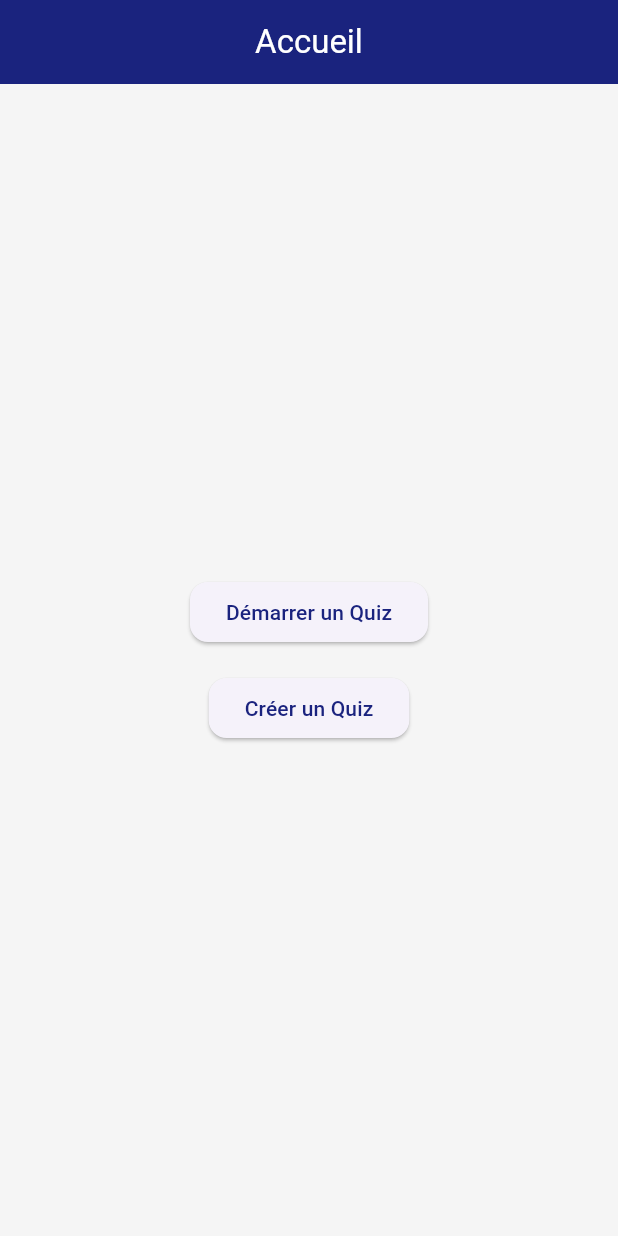
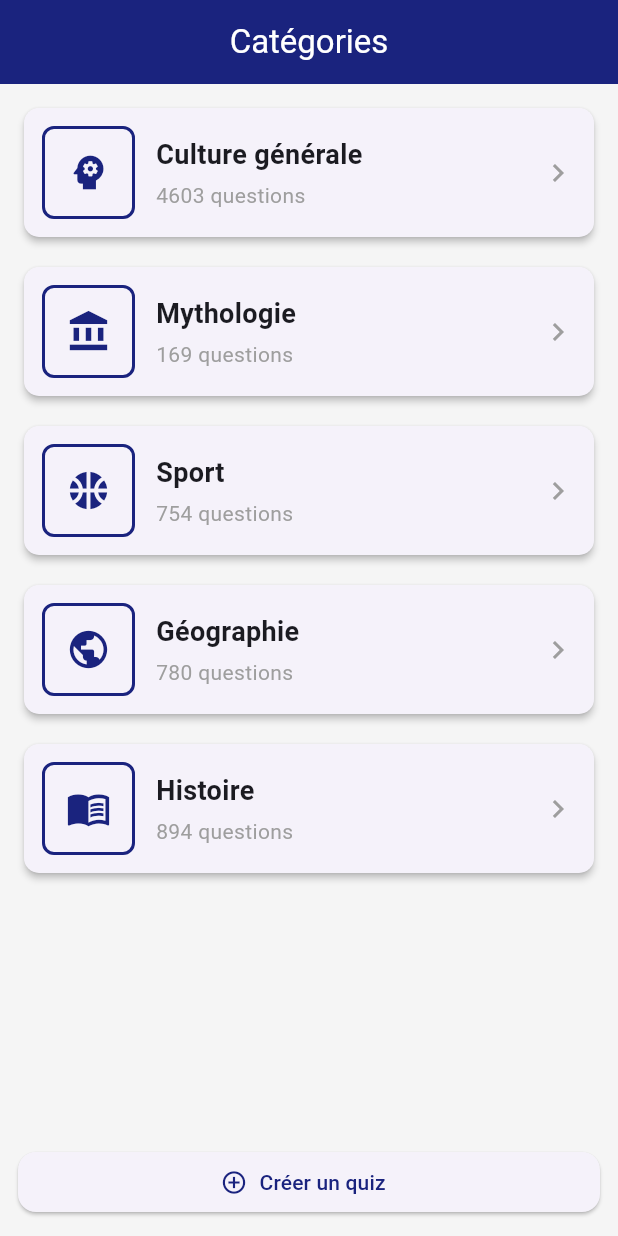
Before and after one commit to sallma123/quiz-flutter, a Flutter app: the HomePage screen opened by its route, on a phone screen of 412 x 824 dp. Run offline on Flutter 3.47's test engine with Material 3 defaults, Android fonts, the light colour scheme and no system bars; our stand-ins replace flutter_riverpod, flutter_secure_storage, go_router, hive, hive_flutter; accounts and stored records are empty.

Commit message:
quiz par catégorie

```diff
--- a/lib/core/app_router.dart
+++ b/lib/core/app_router.dart
@@ -1,14 +1,21 @@
 // lib/core/app_router.dart
+import 'package:flutter/material.dart';
 import 'package:go_router/go_router.dart';
-import 'package:flutter/material.dart';
+
+// Routes & pages utilisées
+import '../features/home/create_quiz_page.dart';
+import '../features/home/quiz_page.dart';
 import 'constants.dart';
 import '../features/auth/login_page.dart';
 import '../features/auth/signup_page.dart';
 import '../features/home/home_page.dart';
-import '../features/navigation/main_navigation.dart'; // <-- Assure-toi que ce fichier existe
+import '../features/navigation/main_navigation.dart';
 
 final router = GoRouter(
   initialLocation: AppRoutes.splash,
+  errorBuilder: (context, state) => const Scaffold(
+    body: Center(child: Text('Page introuvable')),
+  ),
   routes: [
     GoRoute(
       path: AppRoutes.splash,
@@ -22,23 +29,35 @@ final router = GoRouter(
       path: AppRoutes.signup,
       builder: (context, state) => const SignupPage(),
     ),
-    // Route principale qui contient la BottomNavigationBar
     GoRoute(
       path: AppRoutes.main,
       builder: (context, state) => const MainNavigationPage(),
     ),
-    // Optionnel : garder home route si tu as besoin d'un accès direct
     GoRoute(
       path: AppRoutes.home,
       builder: (context, state) => const HomePage(),
     ),
+
+    // Route /quiz : on parse state.location pour être compatible toutes versions
+   GoRoute(
+      path: AppRoutes.quiz,
+      builder: (context, state) {
+        final uri = Uri.parse(state.location);
+        final id = uri.queryParameters['id'] ?? '';
+        final title = uri.queryParameters['title'] ?? 'Quiz';
+        return QuizPage(categoryId: id, title: title);
+      },
+    ),
+
+    GoRoute(
+      path: AppRoutes.createQuiz,
+      builder: (context, state) => const CreateQuizPage(),
+    ),
   ],
 );
 
-/// SplashScreen sécurisé : utiliser initState + vérification `mounted`
 class SplashScreen extends StatefulWidget {
   const SplashScreen({super.key});
-
   @override
   State<SplashScreen> createState() => _SplashScreenState();
 }
@@ -47,19 +66,14 @@ class _SplashScreenState extends State<SplashScreen> {
   @override
   void initState() {
     super.initState();
-    // Délai court puis redirection. Toujours vérifier mounted avant d'utiliser context.
     Future.delayed(const Duration(milliseconds: 800)).then((_) {
       if (!mounted) return;
-      // Par défaut on envoie vers la page de login.
-      // Plus tard tu pourras vérifier l'état d'auth et aller vers AppRoutes.main si connecté.
       context.go(AppRoutes.login);
     });
   }
 
   @override
   Widget build(BuildContext context) {
-    return const Scaffold(
-      body: Center(child: CircularProgressIndicator()),
-    );
+    return const Scaffold(body: Center(child: CircularProgressIndicator()));
   }
 }
--- a/lib/core/constants.dart
+++ b/lib/core/constants.dart
@@ -8,5 +8,6 @@ class AppRoutes {
   static const String createQuiz = '/home/create-quiz';
   static const String profile = '/home/profile';
   static const String history = '/home/history';
+  static const String quiz = '/quiz';
 
 }
--- a/lib/features/home/home_page.dart
+++ b/lib/features/home/home_page.dart
@@ -5,24 +5,110 @@ import '../../core/constants.dart';
 class HomePage extends StatelessWidget {
   const HomePage({Key? key}) : super(key: key);
 
+  final List<Map<String, dynamic>> categories = const [
+    {
+      'id': 'gen',
+      'title': 'Culture générale',
+      'icon': Icons.psychology,
+      'count': 4603,
+    },
+    {
+      'id': 'myth',
+      'title': 'Mythologie',
+      'icon': Icons.account_balance,
+      'count': 169,
+    },
+    {
+      'id': 'sport',
+      'title': 'Sport',
+      'icon': Icons.sports_basketball,
+      'count': 754,
+    },
+    {
+      'id': 'geo',
+      'title': 'Géographie',
+      'icon': Icons.public,
+      'count': 780,
+    },
+    {
+      'id': 'his',
+      'title': 'Histoire',
+      'icon': Icons.menu_book,
+      'count': 894,
+    },
+  ];
+
   @override
   Widget build(BuildContext context) {
     return Scaffold(
-      appBar: AppBar(
-        title: const Text('Accueil'),
-      ),
-      body: Center(
+      appBar: AppBar(title: const Text("Catégories")),
+      body: Padding(
+        padding: const EdgeInsets.all(12),
         child: Column(
-          mainAxisSize: MainAxisSize.min,
           children: [
-            ElevatedButton(
-              onPressed: () => context.go(AppRoutes.startQuiz),
-              child: const Text('Démarrer un Quiz'),
+            Expanded(
+              child: ListView.separated(
+                itemCount: categories.length,
+                separatorBuilder: (_, __) => const SizedBox(height: 12),
+                itemBuilder: (context, index) {
+                  final cat = categories[index];
+
+                  return GestureDetector(
+                    onTap: () {
+                      context.go("${AppRoutes.quiz}?id=${cat['id']}&title=${Uri.encodeComponent(cat['title'])}");
+                    },
+                    child: Card(
+                      shape: RoundedRectangleBorder(borderRadius: BorderRadius.circular(10)),
+                      elevation: 2,
+                      child: Container(
+                        padding: const EdgeInsets.all(12),
+                        child: Row(
+                          children: [
+                            Container(
+                              padding: const EdgeInsets.all(14),
+                              decoration: BoxDecoration(
+                                borderRadius: BorderRadius.circular(8),
+                                border: Border.all(
+                                  color: Theme.of(context).colorScheme.primary,
+                                  width: 2,
+                                ),
+                              ),
+                              child: Icon(cat['icon'], color: Theme.of(context).colorScheme.primary, size: 30),
+                            ),
+                            const SizedBox(width: 14),
+                            Expanded(
+                              child: Column(
+                                crossAxisAlignment: CrossAxisAlignment.start,
+                                children: [
+                                  Text(cat['title'], style: const TextStyle(fontSize: 18, fontWeight: FontWeight.w600)),
+                                  const SizedBox(height: 4),
+                                  Text(
+                                    "${cat['count']} questions",
+                                    style: const TextStyle(color: Colors.grey),
+                                  ),
+                                ],
+                              ),
+                            ),
+                            const Icon(Icons.chevron_right, color: Colors.grey),
+                          ],
+                        ),
+                      ),
+                    ),
+                  );
+                },
+              ),
             ),
-            const SizedBox(height: 16),
-            ElevatedButton(
-              onPressed: () => context.go(AppRoutes.createQuiz),
-              child: const Text('Créer un Quiz'),
+
+            // BOUTON CRÉER UN QUIZ
+            SafeArea(
+              child: SizedBox(
+                width: double.infinity,
+                child: ElevatedButton.icon(
+                  onPressed: () => context.go(AppRoutes.createQuiz),
+                  icon: const Icon(Icons.add_circle_outline),
+                  label: const Text("Créer un quiz"),
+                ),
+              ),
             ),
           ],
         ),
--- /dev/null
+++ b/lib/providers/question_provider.dart
@@ -0,0 +1,15 @@
+import 'dart:math';
+import 'package:flutter_riverpod/flutter_riverpod.dart';
+import 'package:hive/hive.dart';
+import '../models/question.dart';
+
+final questionsBoxProvider = Provider<Box<Question>>((ref) {
+  return Hive.box<Question>('questions');
+});
+
+final randomQuestionsProvider = FutureProvider.family<List<Question>, String>((ref, categoryId) async {
+  final box = ref.watch(questionsBoxProvider);
+  final list = box.values.where((q) => q.categoryId == categoryId).toList();
+  list.shuffle(Random());
+  return list.take(5).toList(); // 5 questions aléatoires
+});
--- a/pubspec.yaml
+++ b/pubspec.yaml
@@ -35,6 +35,8 @@ dev_dependencies:
   flutter_test:
     sdk: flutter
   flutter_lints: ^5.0.0
+  hive_generator: ^1.1.0
+  build_runner: ^2.4.0
 
 flutter:
   uses-material-design: true
```
Also changed, not shown: lib/core/hive_init.dart (added, +172 -0 lines), lib/features/home/create_quiz_page.dart (added, +13 -0 lines), lib/features/home/quiz_page.dart (added, +204 -0 lines), lib/main.dart (+11 -12 lines), lib/models/question.dart (added, +28 -0 lines), lib/providers/quiz_providers.dart (added, +105 -0 lines), lib/models/question.g.dart (added), pubspec.lock.
